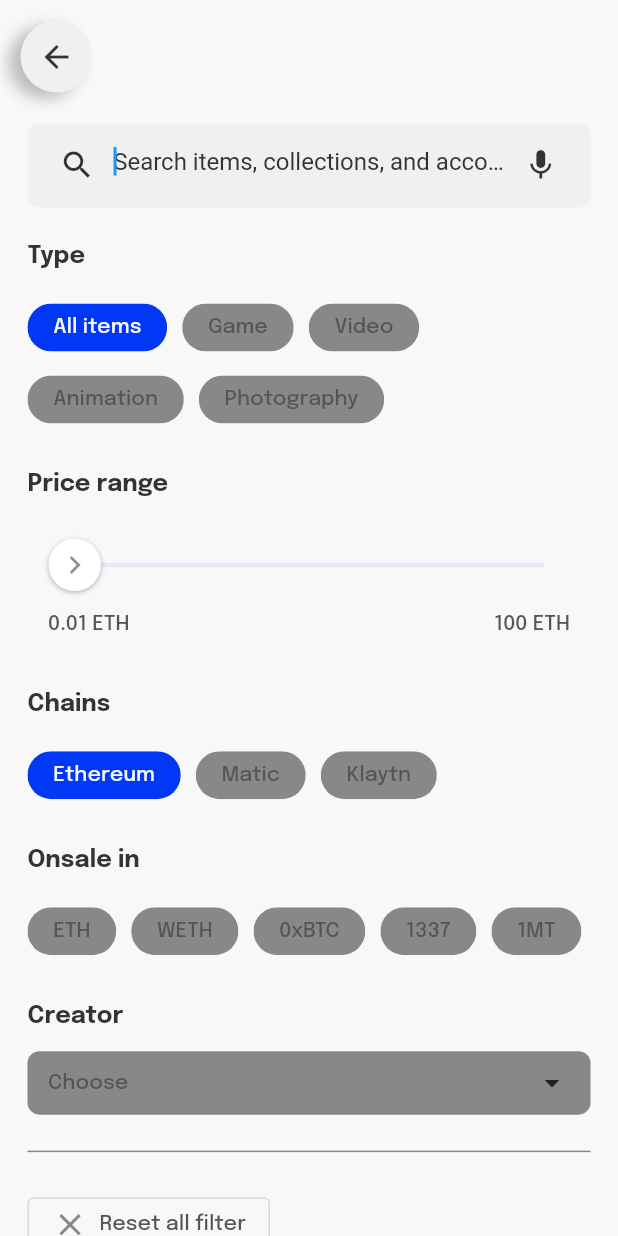
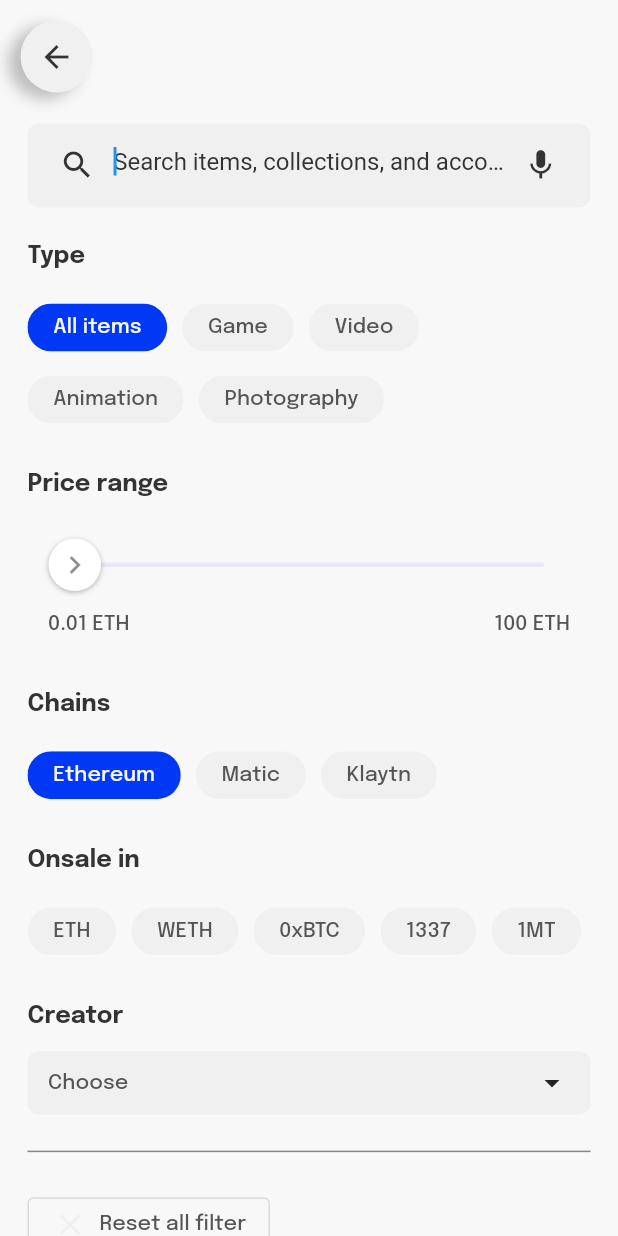
Before and after one commit to samyakkkk/pixel-apps-nft, a Flutter app: the SearchResultScreen screen opened directly, on a phone screen of 412 x 824 dp. Run offline on Flutter 3.47's test engine with Material 2 defaults, Android fonts, the phone set to English and light mode, and no system bars; drawn by our look-alikes of flutter_xlider; our stand-ins replace carousel_slider, flutter_riverpod, flutter_svg, google_fonts, google_nav_bar, qr_flutter; network calls fail.

Commit message:
minor changes

```diff
--- a/lib/screens/creator/wallet/views/select_wallet.dart
+++ b/lib/screens/creator/wallet/views/select_wallet.dart
@@ -28,7 +28,7 @@ class SelectWalletView extends StatelessWidget {
                   width: 60,
                   child: Container(
                     decoration: BoxDecoration(
-                        color: colors.kColorFontPlaceholder,
+                        color: colors.kColorBackgroudSecondary,
                         borderRadius: BorderRadius.circular(20)),
                     child: Center(child: Icon(Icons.add)),
                   ),
--- a/lib/screens/user/search/search_result.dart
+++ b/lib/screens/user/search/search_result.dart
@@ -56,7 +56,7 @@ class _SearchResultScreenState extends State<SearchResultScreen> {
                               selectedColor: colors.kColorBtnBlue,
                               selected: e == "All items" ? true : false,
                               showCheckmark: false,
-                              backgroundColor: colors.kColorFontPlaceholder,
+                              backgroundColor: colors.kColorBackgroudSecondary,
                               label: Text(
                                 e,
                                 style: textStyles.kTextSubtitle.copyWith(
@@ -118,7 +118,7 @@ class _SearchResultScreenState extends State<SearchResultScreen> {
                               selectedColor: colors.kColorBtnBlue,
                               selected: e == "Ethereum" ? true : false,
                               showCheckmark: false,
-                              backgroundColor: colors.kColorFontPlaceholder,
+                              backgroundColor: colors.kColorBackgroudSecondary,
                               label: Text(
                                 e,
                                 style: textStyles.kTextSubtitle.copyWith(
@@ -145,7 +145,7 @@ class _SearchResultScreenState extends State<SearchResultScreen> {
                                   vertical: sizes.tinyPadding),
                               selectedColor: colors.kColorBtnBlue,
                               showCheckmark: false,
-                              backgroundColor: colors.kColorFontPlaceholder,
+                              backgroundColor: colors.kColorBackgroudSecondary,
                               label: Text(
                                 e,
                                 style: textStyles.kTextSubtitle,
@@ -160,7 +160,7 @@ class _SearchResultScreenState extends State<SearchResultScreen> {
                     Sizer(),
                     Container(
                       decoration: BoxDecoration(
-                          color: colors.kColorFontPlaceholder,
+                          color: colors.kColorBackgroudSecondary,
                           borderRadius: BorderRadius.circular(8)),
                       padding: EdgeInsets.symmetric(
                           horizontal: sizes.regularPadding,
@@ -205,7 +205,7 @@ class _SearchResultScreenState extends State<SearchResultScreen> {
                     OutlinedButton.icon(
                       onPressed: () {},
                       icon: SvgPicture.asset(assets.close,
-                          color: colors.kColorFontPlaceholder),
+                          color: colors.kColorBackgroudSecondary),
                       label: Text("Reset all filter",
                           style: textStyles.kTextSubtitle),
                     ),
```
Also changed, not shown: lib/screens/creator/mint/view/auction_mint_view.dart (+5 -5 lines), lib/screens/creator/wallet/wallet.dart (+6 -3 lines), 1 other file.
